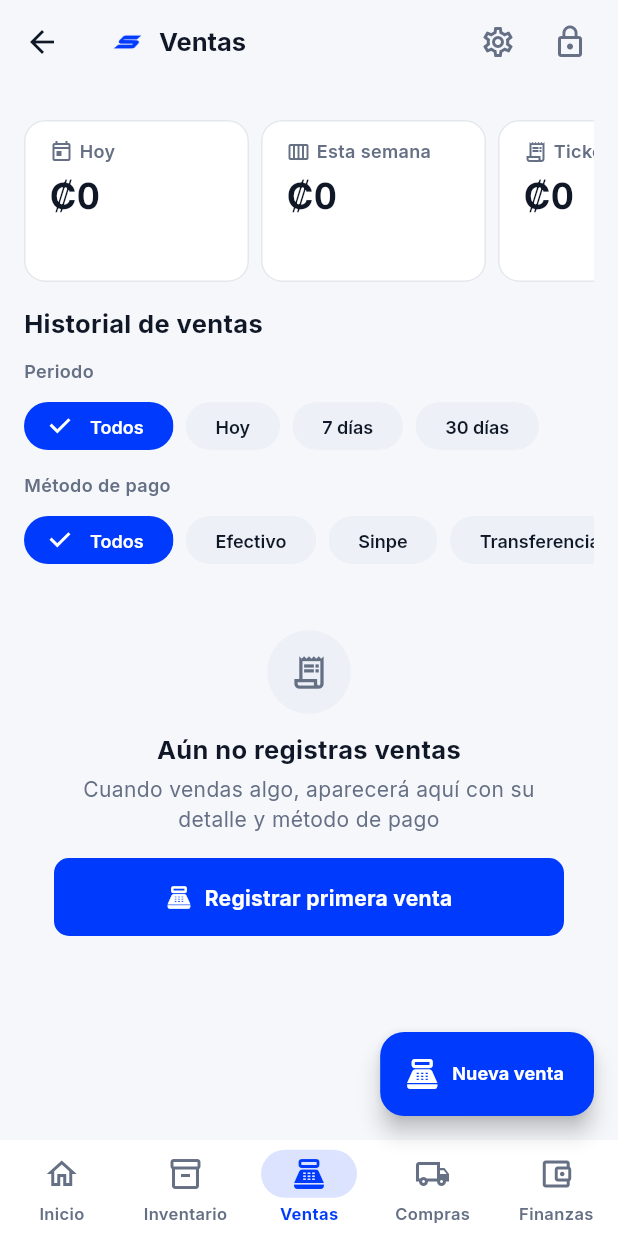
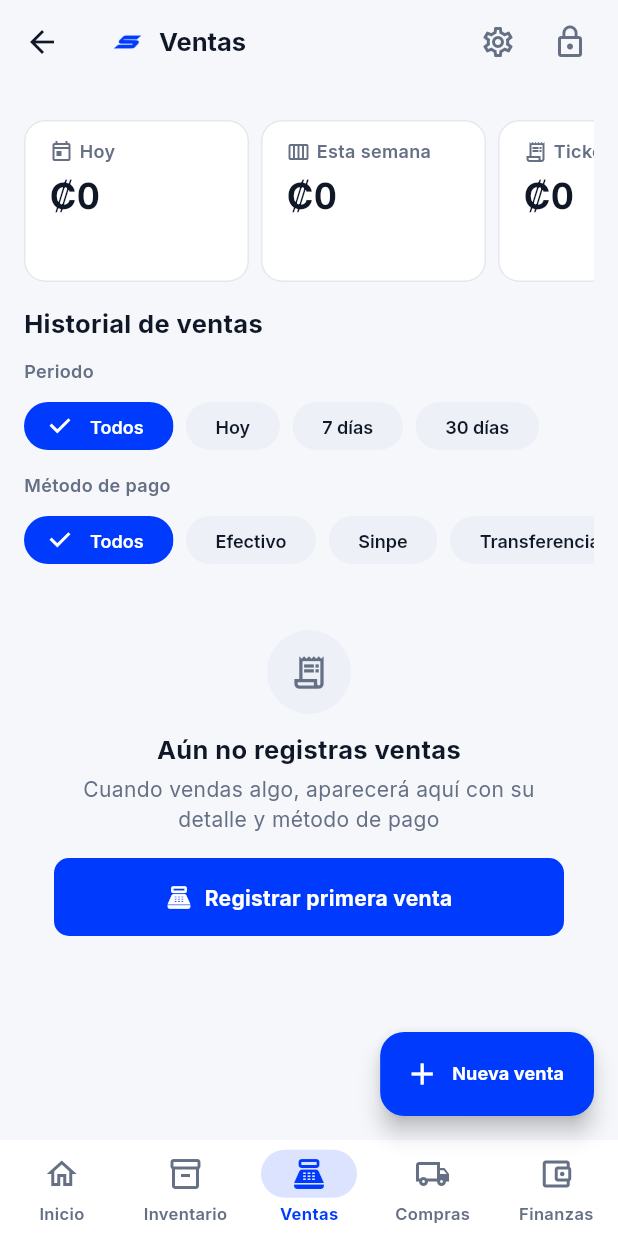
Before and after one commit to KevinRiveraRamirez/spicyApp, a Flutter app: the SpicyAppShell screen opened directly with empty values, item 3 of the bottom bar chosen, on a phone screen of 412 x 824 dp. Run offline on Flutter 3.47's test engine with Material 3 defaults, Android fonts, the phone set to English and light mode, and no system bars; our stand-ins replace fl_chart, flutter_secure_storage, google_fonts, local_auth, supabase_flutter; accounts and stored records are empty.

Commit message:
Ajuste: icono + en Nueva venta y titulos con icono

```diff
--- a/frontend/lib/features/shell/root_shell.dart
+++ b/frontend/lib/features/shell/root_shell.dart
@@ -62,7 +62,7 @@ class _SpicyAppShellState extends State<SpicyAppShell> {
   // "+" ambiguo), alcanzable con el pulgar en móvil.
   ({IconData icon, String label})? get _fabSpec => switch (_index) {
         1 => (icon: Icons.add, label: 'Agregar producto'),
-        2 => (icon: Icons.point_of_sale, label: 'Nueva venta'),
+        2 => (icon: Icons.add, label: 'Nueva venta'),
         3 => (icon: Icons.add, label: 'Nueva compra'),
         4 => (icon: Icons.add, label: 'Registrar gasto'),
         _ => null,
@@ -194,6 +194,7 @@ class _SpicyAppShellState extends State<SpicyAppShell> {
                     // contenido — repetir "Inicio" aquí sería la
                     // duplicación que se pidió eliminar.
                     title: _index == 0 ? null : _titles[_index],
+                    titleIcon: _index == 0 ? null : _destinations[_index].activeIcon,
                     primaryAction: headerButton,
                     actions: topBarActions,
                   ),
```
Also changed, not shown: frontend/lib/widgets/spicy_top_bar.dart (+22 -5 lines).
